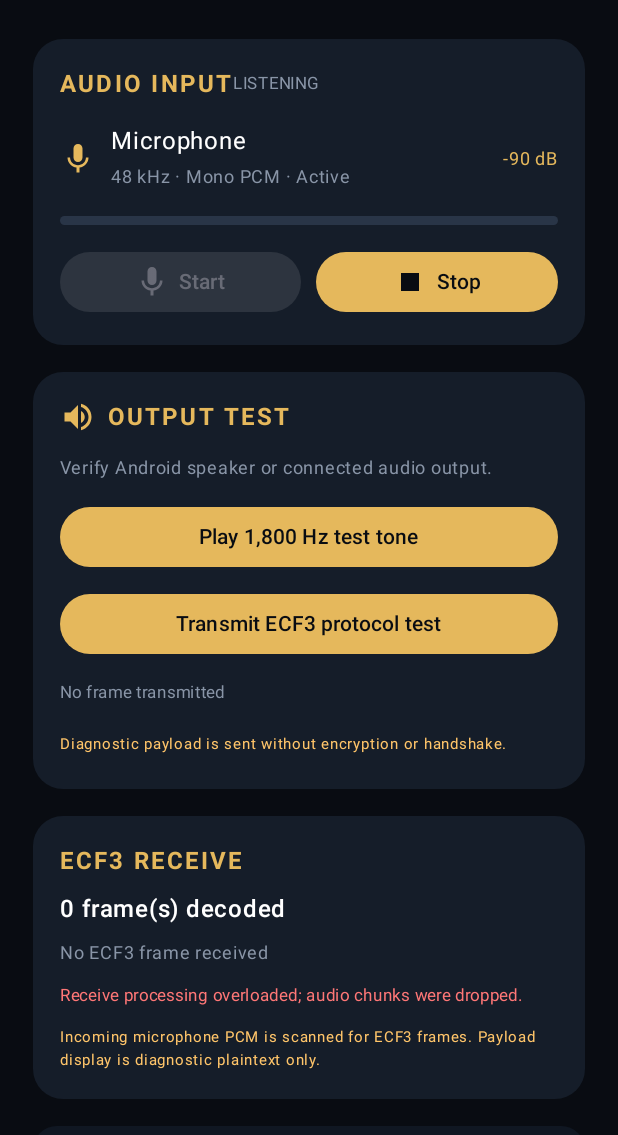
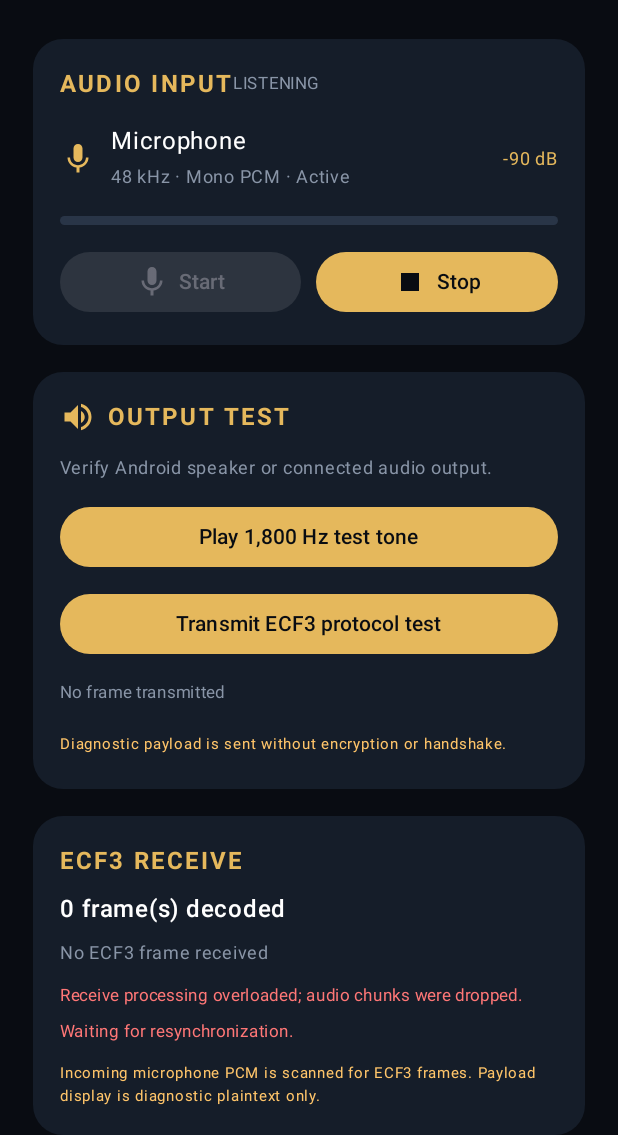
Before and after one commit to KHOSROW-II/echocrypt, an Android app built with Jetpack Compose: the screen it shows after launch (MainActivity), after a tap on "Start", on a phone screen of 412 x 824 dp, the part 101-1236 px from its top. Run offline under Robolectric (Android 15) with nearby library versions, the phone set to English and light mode, and no system bars.

Commit message:
fix(android): reset live decoder after dropped microphone chunks

```diff
--- a/android/app/src/main/java/org/echocrypt/android/MainActivity.kt
+++ b/android/app/src/main/java/org/echocrypt/android/MainActivity.kt
@@ -29,11 +29,13 @@ import androidx.core.content.ContextCompat
 import org.echocrypt.android.audio.AndroidAudioEngine
 import org.echocrypt.android.protocol.NativeModem
 import org.echocrypt.android.protocol.NativeStreamReceiver
+import org.echocrypt.android.protocol.PcmChunkSequenceGuard
 import java.util.concurrent.ArrayBlockingQueue
 import java.util.concurrent.Executors
 import java.util.concurrent.RejectedExecutionException
 import java.util.concurrent.ThreadPoolExecutor
 import java.util.concurrent.TimeUnit
+import java.util.concurrent.atomic.AtomicLong
 
 private val Background = Color(0xFF090C12)
 private val Panel = Color(0xFF151D29)
@@ -49,6 +51,8 @@ class MainActivity : ComponentActivity() {
         ThreadPoolExecutor.AbortPolicy()
     )
     private val streamReceiver = NativeStreamReceiver()
+    private val chunkSequence = AtomicLong(0L)
+    private val sequenceGuard = PcmChunkSequenceGuard()
     private var permissionResult: ((Boolean) -> Unit)? = null
     private val permissionRequest = registerForActivityResult(ActivityResultContracts.RequestPermission()) {
         permissionResult?.invoke(it)
@@ -75,7 +79,12 @@ class MainActivity : ComponentActivity() {
             val start = {
                 error = null
                 receiveError = null
-                streamReceiver.reset()
+                // Reset the decoder on its single owner thread. This is queued before
+                // any PCM from the new capture session can be submitted.
+                receiveExecutor.execute {
+                    streamReceiver.reset()
+                    sequenceGuard.reset()
+                }
                 executor.execute {
                     try {
                         engine.startCapture(
@@ -84,8 +93,17 @@ class MainActivity : ComponentActivity() {
                                 runOnUiThread { listening = false; status = "AUDIO ERROR"; error = message }
                             },
                             onPcm = { pcm ->
+                                val sequence = chunkSequence.incrementAndGet()
                                 try {
                                     receiveExecutor.execute {
+                                        // A rejected queue submission creates a hole in the PCM timeline.
+                                        // Reset before decoding the first chunk after that hole.
+                                        if (sequenceGuard.requiresReset(sequence)) {
+                                            streamReceiver.reset()
+                                            runOnUiThread {
+                                                receiveError = "Audio processing fell behind; decoder resynchronized after dropped PCM."
+                                            }
+                                        }
                                         val frames = streamReceiver.push(pcm)
                                         if (frames.isNotEmpty()) {
                                             runOnUiThread {
@@ -100,7 +118,7 @@ class MainActivity : ComponentActivity() {
                                     }
                                 } catch (_: RejectedExecutionException) {
                                     runOnUiThread {
-                                        receiveError = "Receive processing overloaded; audio chunks were dropped."
+                                        receiveError = "Receive processing overloaded; audio chunks were dropped. Waiting for resynchronization."
                                     }
                                 }
                             }
```
